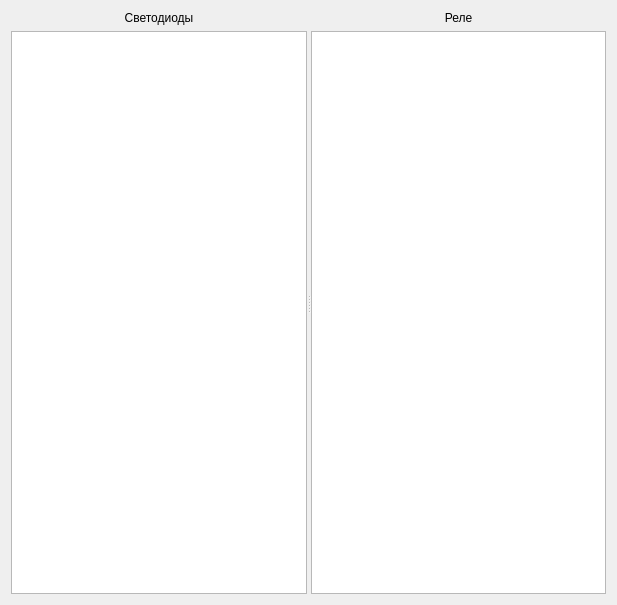
The window that indicatorstate.ui (vlarry/configurator) describes before a commit, drawn with Qt 5.
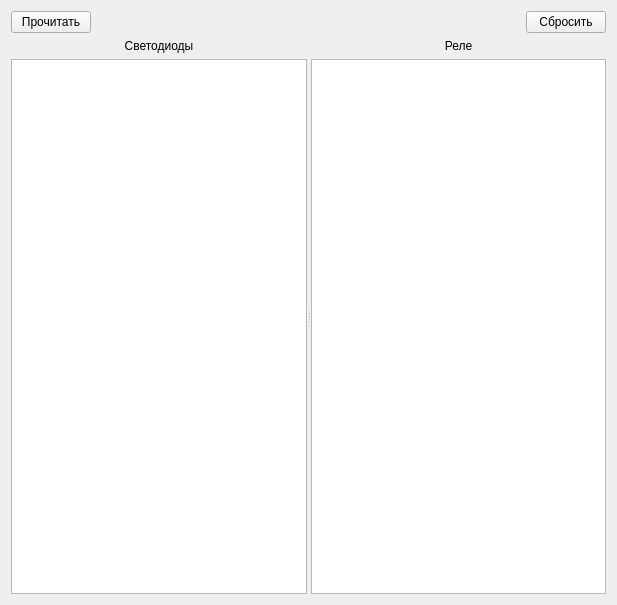
The same window after the commit.

Commit message: Добавление в окно выходов (светодиоды и реле) кнопок "Прочитать" и "Сбросить" + реализация их нажатия.

Patch:
```diff
--- a/indicatorstate.ui
+++ b/indicatorstate.ui
@@ -15,12 +15,49 @@
   </property>
   <layout class="QVBoxLayout" name="verticalLayout_3">
    <item>
-    <widget class="QSplitter" name="splitter">
+    <layout class="QHBoxLayout" name="horizontalLayoutButtons">
+     <item>
+      <widget class="QPushButton" name="pushButtonUpdate">
+       <property name="text">
+        <string>Прочитать</string>
+       </property>
+      </widget>
+     </item>
+     <item>
+      <spacer name="horizontalSpacer">
+       <property name="orientation">
+        <enum>Qt::Horizontal</enum>
+       </property>
+       <property name="sizeHint" stdset="0">
+        <size>
+         <width>40</width>
+         <height>20</height>
+        </size>
+       </property>
+      </spacer>
+     </item>
+     <item>
+      <widget class="QPushButton" name="pushButtonReset">
+       <property name="text">
+        <string>Сбросить</string>
+       </property>
+      </widget>
+     </item>
+    </layout>
+   </item>
+   <item>
+    <widget class="QSplitter" name="splitterList">
+     <property name="sizePolicy">
+      <sizepolicy hsizetype="Expanding" vsizetype="Expanding">
+       <horstretch>0</horstretch>
+       <verstretch>0</verstretch>
+      </sizepolicy>
+     </property>
      <property name="orientation">
       <enum>Qt::Horizontal</enum>
      </property>
-     <widget class="QWidget" name="">
-      <layout class="QVBoxLayout" name="verticalLayout_2">
+     <widget class="QWidget" name="layoutWidgetLed">
+      <layout class="QVBoxLayout" name="verticalLayoutLed">
        <item>
         <widget class="QLabel" name="labelLed">
          <property name="sizePolicy">
@@ -45,8 +82,8 @@
        </item>
       </layout>
      </widget>
-     <widget class="QWidget" name="">
-      <layout class="QVBoxLayout" name="verticalLayout">
+     <widget class="QWidget" name="layoutWidgetRelay">
+      <layout class="QVBoxLayout" name="verticalLayoutRelay">
        <item>
         <widget class="QLabel" name="labelRelay">
          <property name="sizePolicy">
```
Left out of the diff: 2 changed lines with no effect on the pictures. The commit also changes 4 other files.
